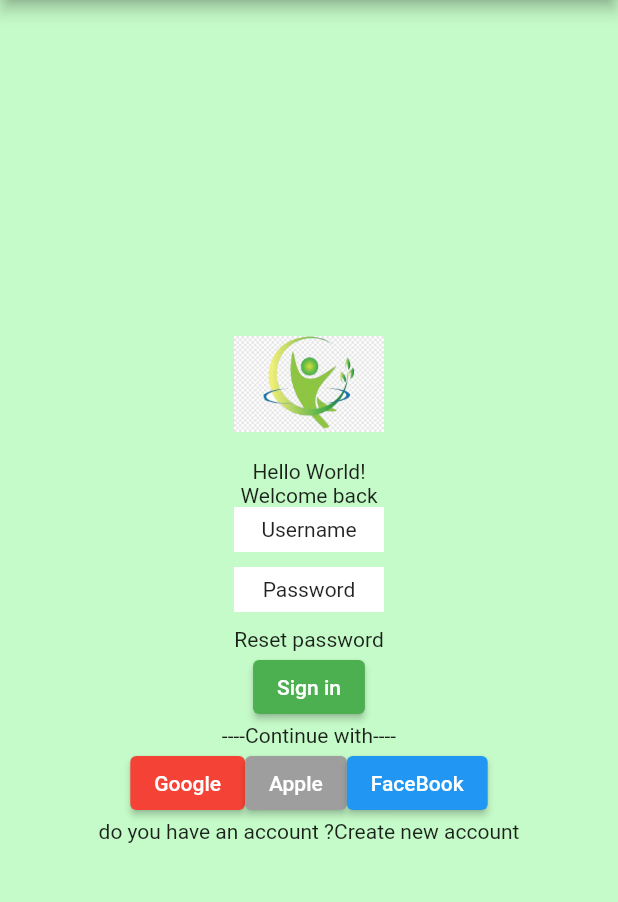
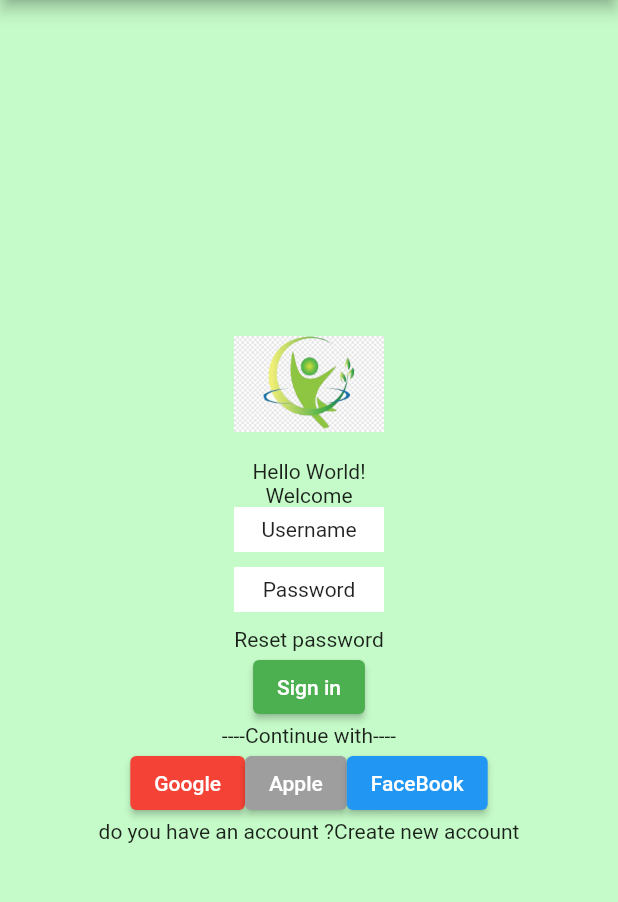
Before and after one commit to alikabi1394/AgeCalculation, a Flutter app: the screen it shows after launch, on a phone screen of 412 x 824 dp, the part 84-986 px from its top. Run offline on Flutter 3.47's test engine with Material 2 defaults, Android fonts, the phone set to English and light mode, and no system bars.

Commit message:
update text

```diff
--- a/lib/Intro.dart
+++ b/lib/Intro.dart
@@ -15,7 +15,7 @@ class Intro extends StatelessWidget {
             height: 100,
             child: Image.asset("images/sdau.png")),
         Text('Hello World!'),
-        Text('Welcome back'),
+        Text('Welcome'),
       ],
     );
   }
```
